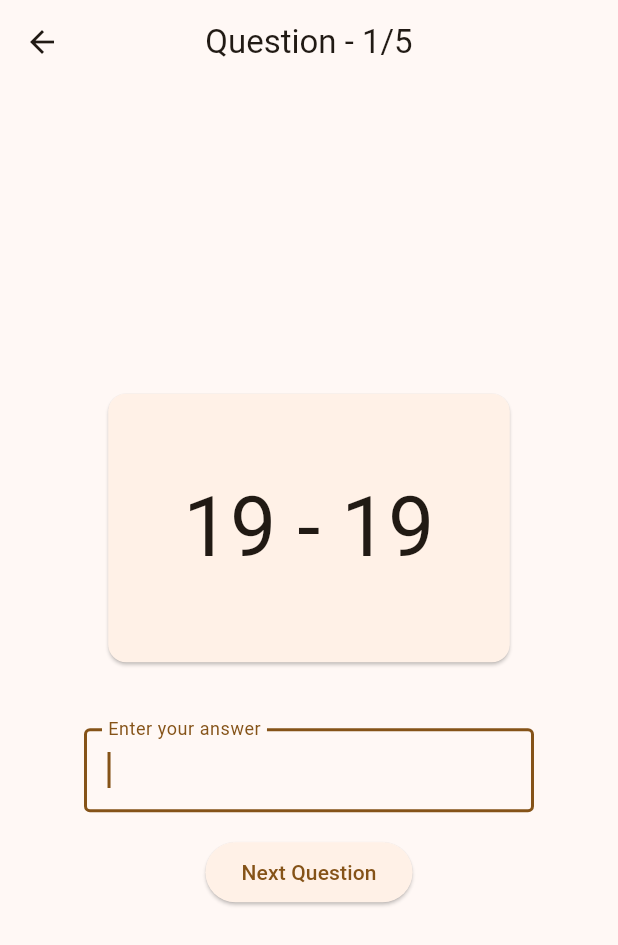
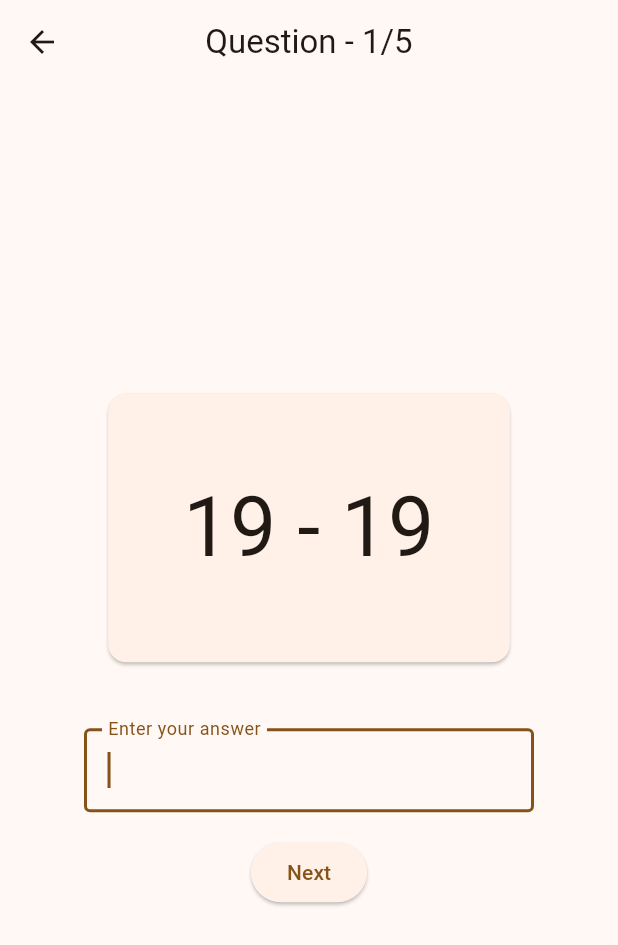
Before and after one commit to Dheeraj-Reddy-Mallapu/math-quiz, a Flutter app: the Q screen opened directly, on a phone screen of 412 x 824 dp. Shown: the top 945 px of the screen. Run offline on Flutter 3.47's test engine with Material 2 defaults, Android fonts, the phone set to English and light mode, and no system bars; drawn by our look-alikes of dynamic_color; our stand-ins replace flutter_svg; missing offline and left inert: dart_eval, restart_app.

Commit message:
fixed some bugs

```diff
--- a/lib/quiz_screen.dart
+++ b/lib/quiz_screen.dart
@@ -92,16 +92,17 @@ class _QState extends State<Q> {
                         ),
                       ),
                   child: const Text('Show Answers')),
+            if (index < numQ)
               Padding(
                 padding: const EdgeInsets.all(16.0),
                 child: ElevatedButton(
                   onPressed: () {
                     int answer = int.parse(inputAnswer.text.trim());
-                  if (answer == ansList[index] && index < numQ) {
+                    if (answer == ansList[index]) {
                       inputAnswer.clear();
                       const snackBar = SnackBar(
                         content: Text('HURRAY! You Are Correct'),
-                      duration: Duration(seconds: 1),
+                        duration: Duration(milliseconds: 750),
                         behavior: SnackBarBehavior.floating,
                         backgroundColor: Colors.lightGreen,
                       );
@@ -109,12 +110,11 @@ class _QState extends State<Q> {
                       index++;
                       score++;
                       setState(() {});
-                  } else if (index >= numQ) {
-                    Restart.restartApp();
                     } else {
+                      inputAnswer.clear();
                       const snackBar = SnackBar(
                         content: Text('Oops! Wrong Answer'),
-                      duration: Duration(seconds: 1),
+                        duration: Duration(milliseconds: 750),
                         backgroundColor: Colors.brown,
                         behavior: SnackBarBehavior.floating,
                       );
@@ -123,16 +123,18 @@ class _QState extends State<Q> {
                       setState(() {});
                     }
                   },
-                child: Text(
-                  (() {
-                    if (index < numQ) {
-                      return 'Next Question';
-                    }
-                    return 'Play Again';
-                  })(),
+                  child: const Text('Next'),
                 ),
               ),
-            ),
+            if (index >= numQ)
+              Padding(
+                padding: const EdgeInsets.all(16.0),
+                child: ElevatedButton(
+                    onPressed: () {
+                      Restart.restartApp();
+                    },
+                    child: const Text('Play Again')),
+              )
           ],
         ),
       ),
```
Lines whose indentation alone changed are shown as unchanged.
